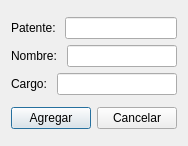
Old version of the form registro_win.ui in the repository grudloff/POO-Proyecto.
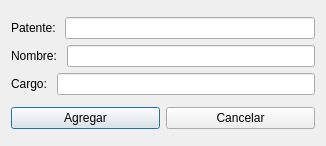
New version of the form.

Diff of the .ui file:
```diff
--- a/registro_win.ui
+++ b/registro_win.ui
@@ -6,7 +6,7 @@
    <rect>
     <x>0</x>
     <y>0</y>
-    <width>186</width>
+    <width>326</width>
     <height>146</height>
    </rect>
   </property>
```
Left out of the diff: 2 changed lines with no effect on the pictures.
